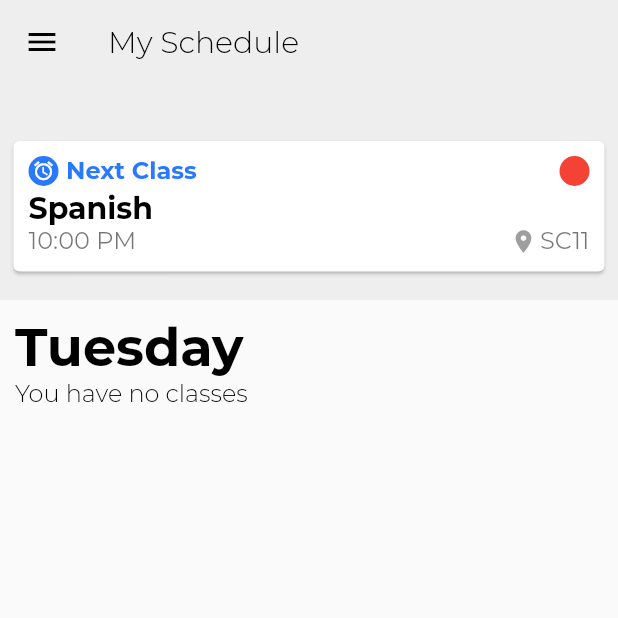
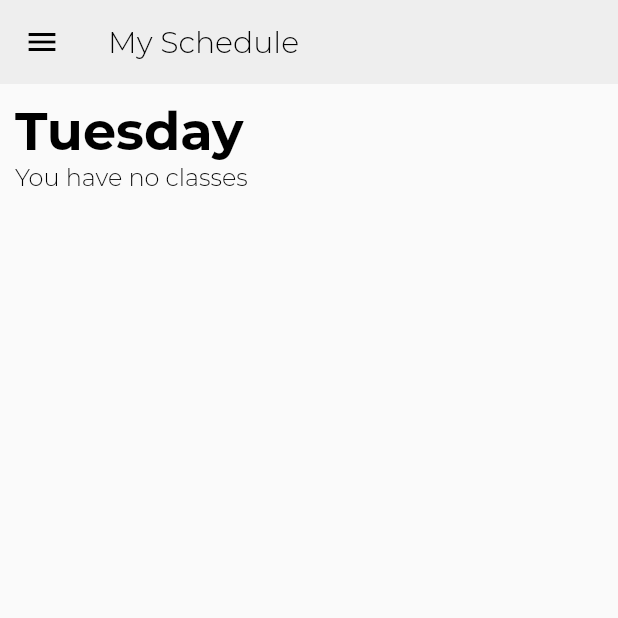
Before and after one commit to Josefrancasrod/school_app, a Flutter app: the ScheduleScreen screen opened directly, on a phone screen of 412 x 824 dp, the top half of it. Run offline on Flutter 3.47's test engine with Material 2 defaults, Android fonts, the phone set to English and light mode, and no system bars; missing offline and left inert: flutter_material_color_picker.

Commit message:
add next class method

```diff
--- a/lib/providers/classes.dart
+++ b/lib/providers/classes.dart
@@ -93,5 +93,18 @@ class Classes with ChangeNotifier {
     return daySchedule;
   }
 
-
+  ClassesItem getNextClass(String day) {
+    ClassesItem nextClass;
+    List<ClassesItem> daySchedule = getDaySchedule(DateTime.now().weekday - 1);
+    try{
+      nextClass = daySchedule.firstWhere(
+        (element) =>
+            _timeOfDayToDouble(element.schedule[day]['Start']) >
+            _timeOfDayToDouble(TimeOfDay.now()),
+      );
+    } catch(e){
+      nextClass = null;
+    }
+    return nextClass;
+  }
 }
--- a/lib/screens/schedule_screen.dart
+++ b/lib/screens/schedule_screen.dart
@@ -2,6 +2,7 @@ import 'package:flutter/material.dart';
 import 'package:provider/provider.dart';
 
 import '../widgets/next_class_card.dart';
+import '../widgets/no_more_card.dart';
 import '../widgets/schedule_card.dart';
 import '../providers/classes.dart';
 
@@ -13,7 +14,7 @@ class ScheduleScreen extends StatelessWidget {
     final classProvider = Provider.of<Classes>(context, listen: false);
     final classes = classProvider.getDaySchedule(day);
     final days = classProvider.days;
-    //final nextClass = classProvider.getNextClass(days[day]);
+    final nextClass = classProvider.getNextClass(days[day]);
 
     return Scaffold(
       body: CustomScrollView(
@@ -32,16 +33,20 @@ class ScheduleScreen extends StatelessWidget {
                   top: 90,
                   bottom: 15,
                 ),
-                child: NextClassCard(
-                  'Spanish',
-                  Colors.purple,
-                  '10:00 PM',
-                  'SC11',
-                ),
+                child: nextClass != null
+                    ? NextClassCard(
+                        nextClass.name,
+                        nextClass.color,
+                        nextClass.schedule[days[day]]['Start'].format(context),
+                        nextClass.schedule[days[day]]['Finish'].format(context),
+                        nextClass.schedule[days[day]]['Classroom'],
+                      )
+                    : null,
               ),
             ),
             floating: true,
-            expandedHeight: 200,
+            expandedHeight:
+                 nextClass != null ? 200 : 50,
           ),
           SliverToBoxAdapter(
             child: Padding(
--- a/lib/widgets/next_class_card.dart
+++ b/lib/widgets/next_class_card.dart
@@ -3,11 +3,12 @@ import 'package:flutter/material.dart';
 class NextClassCard extends StatelessWidget {
 
   final String className;
-  final String duration;
+  final String start;
+  final String finish;
   final String room;
   final Color color;
 
-  NextClassCard(this.className, this.color, this.duration, this.room);
+  NextClassCard(this.className, this.color, this.start, this.finish, this.room);
 
   @override
   Widget build(BuildContext context) {
@@ -68,7 +69,7 @@ class NextClassCard extends StatelessWidget {
                         style: Theme.of(context).textTheme.bodyText1,
                       ),
                       Text(
-                        duration,
+                        '$start - $finish',
                         style: TextStyle(
                           fontSize: 16,
                           fontWeight: FontWeight.w500,
```
Also changed, not shown: lib/widgets/no_more_card.dart (added, +35 -0 lines).
